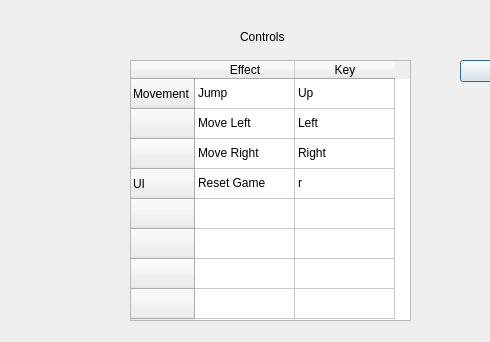
Old version of the form RouteRunnerProject/controlswindow.ui in the repository Quinten-gs/RouteRunnerGame; both pictures show x 0 to 490 and y 0 to 342 of the 640 by 480 pixel window.
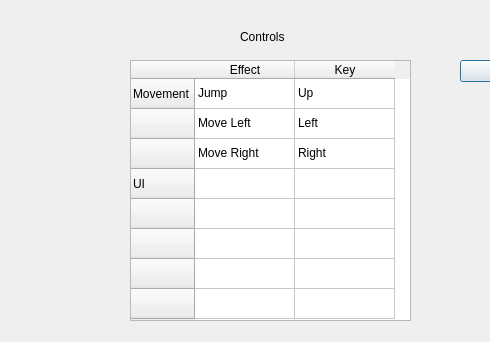
New version of the form.

Diff of the .ui file:
```diff
--- a/RouteRunnerProject/controlswindow.ui
+++ b/RouteRunnerProject/controlswindow.ui
@@ -104,12 +104,12 @@
    </item>
    <item row="3" column="0">
     <property name="text">
-     <string>Reset Game</string>
+     <string/>
     </property>
    </item>
    <item row="3" column="1">
     <property name="text">
-     <string>r</string>
+     <string/>
     </property>
    </item>
   </widget>
```
